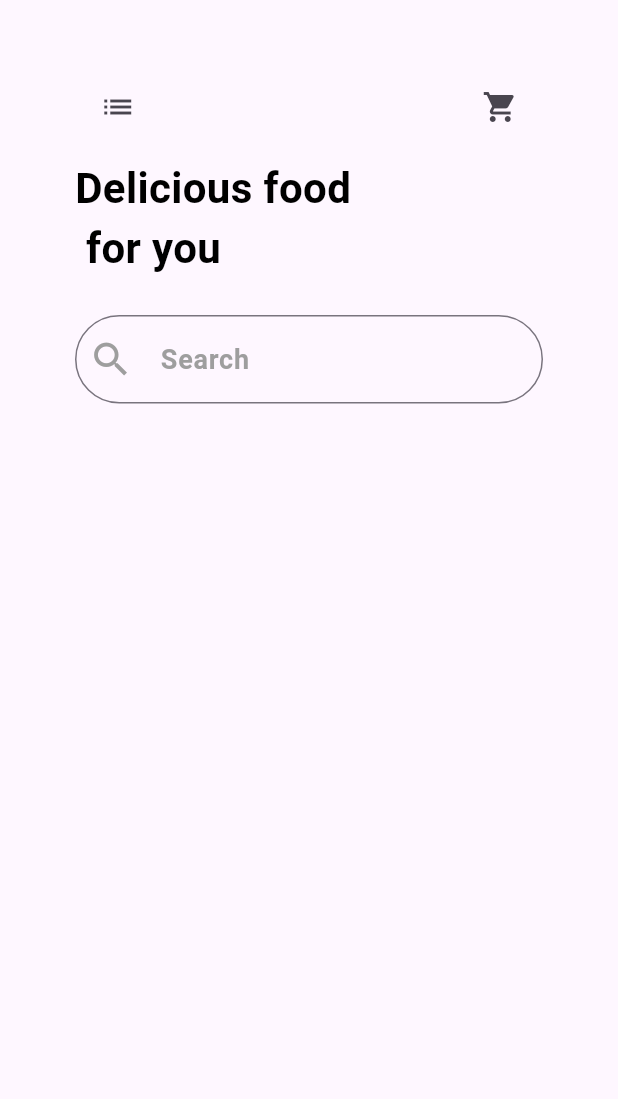
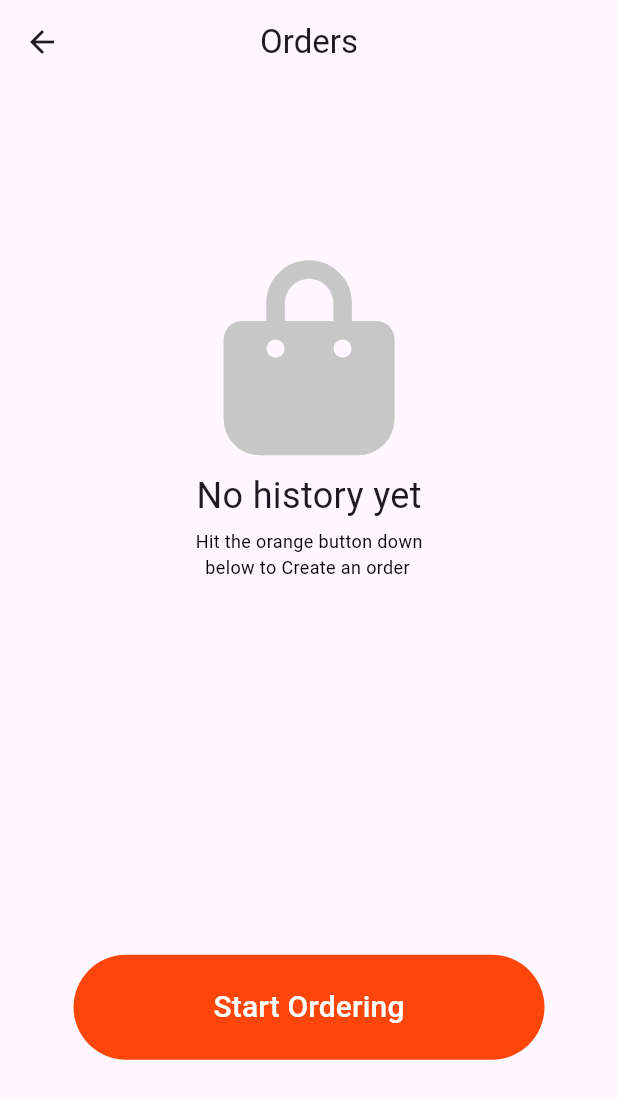
Before and after one commit to mahmoudabdalaty00/mobiles, a Flutter app: the MainScreen screen opened by its route, after a tap on the "shopping cart" icon, on a phone screen of 412 x 824 dp. Shown: the top 1099 px of the screen. Run offline on Flutter 3.47's test engine with Material 3 defaults, Android fonts, the phone set to English and light mode, and no system bars; our stand-ins replace font_awesome_flutter, go_router.

Commit message:
History screen & Orders Screen

```diff
--- a/lib/core/utils/app_route.dart
+++ b/lib/core/utils/app_route.dart
@@ -1,12 +1,15 @@
+import 'package:fruitsapp/features/history_layers/presentation/historyscreen.dart';
 import 'package:fruitsapp/features/layer2_log/layer2_login/log_in.dart';
 import 'package:fruitsapp/features/layer1-startedScreen/peresntation/views/statrt_page.dart';
 import 'package:fruitsapp/features/layer3_mainscreen/presentation/mainscreen3.dart';
+import 'package:fruitsapp/features/orders_layer/presentation/orders_screen.dart';
 import 'package:go_router/go_router.dart';
 
 abstract class AppRouter {
   static const kloginRoute = '/LoginScreen2';
   static const kMainScreen = '/MainScreen3';
-
+  static const kHistory = '/HistoryScreen';
+  static const kOrders = '/OrdersScreen';
   static final router = GoRouter(routes: [
     GoRoute(
       path: '/',
@@ -20,5 +23,13 @@ abstract class AppRouter {
       path: kMainScreen,
       builder: (context, state) => const MainScreen(),
     ),
+    GoRoute(
+      path: kHistory,
+      builder: (context, state) => const HistoryScreen(),
+    ),
+    GoRoute(
+      path: kOrders,
+      builder: (context, state) => const OrdersScreen(),
+    ),
   ]);
 }
--- /dev/null
+++ b/lib/features/history_layers/presentation/historyscreen.dart
@@ -0,0 +1,12 @@
+import 'package:flutter/material.dart';
+
+import 'package:fruitsapp/features/history_layers/presentation/historyscreenbody.dart';
+
+class HistoryScreen extends StatelessWidget {
+  const HistoryScreen({super.key});
+
+  @override
+  Widget build(BuildContext context) {
+    return const HistoryScreenBody();
+  }
+}
--- /dev/null
+++ b/lib/features/history_layers/presentation/historyscreenbody.dart
@@ -0,0 +1,67 @@
+import 'package:flutter/material.dart';
+import 'package:font_awesome_flutter/font_awesome_flutter.dart';
+import 'package:fruitsapp/core/utils/app_route.dart';
+import 'package:fruitsapp/features/widgets/HistoryWidgets/custombuutomhistiry.dart';
+
+class HistoryScreenBody extends StatelessWidget {
+  const HistoryScreenBody({super.key});
+
+  @override
+  Widget build(BuildContext context) {
+    return Scaffold(
+      appBar: AppBar(
+        centerTitle: true,
+        title: const Padding(
+          padding: EdgeInsets.symmetric(
+            vertical: 20,
+          ),
+          child: Text('History'),
+        ),
+      ),
+      body: const Column(
+        crossAxisAlignment: CrossAxisAlignment.center,
+        mainAxisAlignment: MainAxisAlignment.center,
+        children: [
+          Icon(
+            FontAwesomeIcons.tableList,
+            size: 120,
+            color: Color(0xFFC7C7C7),
+          ),
+          Align(
+            alignment: Alignment.center,
+            child: Text(
+              'No history yet',
+              style: TextStyle(
+                fontSize: 24,
+                fontWeight: FontWeight.w400,
+              ),
+            ),
+          ),
+          Align(
+            alignment: Alignment.center,
+            child: Text(
+              'Hit the orange button down\n  below to Create an order',
+              style: TextStyle(
+                fontSize: 12,
+                fontWeight: FontWeight.w400,
+                color: Color(
+                  0xFF000000,
+                ),
+              ),
+            ),
+          ),
+          SizedBox(
+            height: 100,
+          ),
+          Padding(
+            padding: EdgeInsets.only(top: 150),
+            child: CustomButtonHistory(
+              data: AppRouter.kHistory,
+              text: 'Start Ordering',
+            ),
+          ),
+        ],
+      ),
+    );
+  }
+}
--- /dev/null
+++ b/lib/features/layer3_mainscreen/presentation/item_screen.dart
@@ -0,0 +1,64 @@
+import 'package:flutter/material.dart';
+
+class ItemShow extends StatelessWidget {
+  const ItemShow({super.key});
+
+  @override
+  Widget build(BuildContext context) {
+    return Stack(
+      clipBehavior: Clip.none,
+      children: [
+        Container(
+          color: const Color(0xFFF2F2F2),
+          child: Column(
+            children: [
+              Container(
+                width: 250,
+                decoration: BoxDecoration(
+                  color: Colors.white,
+                  borderRadius: BorderRadius.circular(30),
+                ),
+                child: const Column(
+                  children: [
+                    SizedBox(
+                      height: 120,
+                    ),
+                    Text(
+                      '    Veggie \ntomato mix',
+                      style: TextStyle(
+                        fontSize: 20,
+                        fontWeight: FontWeight.w500,
+                      ),
+                    ),
+                    SizedBox(
+                      height: 30,
+                    ),
+                    Text(
+                      'Price',
+                      style: TextStyle(
+                        fontSize: 20,
+                        fontWeight: FontWeight.w400,
+                        color: Color(0xFFFA4A0C),
+                      ),
+                    ),
+                    SizedBox(
+                      height: 40,
+                    ),
+                  ],
+                ),
+              )
+            ],
+          ),
+        ),
+        const Positioned(
+          left: 55,
+          top: -50,
+          child: CircleAvatar(
+            radius: 70,
+            backgroundImage: AssetImage('assets/image/download.jpeg'),
+          ),
+        ),
+      ],
+    );
+  }
+}
--- a/lib/features/layer3_mainscreen/presentation/mainscreenbody.dart
+++ b/lib/features/layer3_mainscreen/presentation/mainscreenbody.dart
@@ -1,25 +1,31 @@
 import 'package:flutter/material.dart';
+import 'package:font_awesome_flutter/font_awesome_flutter.dart';
+import 'package:fruitsapp/core/utils/app_route.dart';
+import 'package:fruitsapp/features/layer3_mainscreen/presentation/item_screen.dart';
 import 'package:fruitsapp/features/widgets/mainscreen3/appbar.dart';
 import 'package:fruitsapp/features/widgets/mainscreen3/searchform.dart';
+import 'package:go_router/go_router.dart';
 
 class MainScreenBody extends StatelessWidget {
   const MainScreenBody({super.key});
 
   @override
   Widget build(BuildContext context) {
-    return const Padding(
-      padding: EdgeInsets.symmetric(
-        vertical: 47,
+    return ColoredBox(
+      color: const Color(0xFFF2F2F2),
+      child: Padding(
+        padding: const EdgeInsets.symmetric(
+          vertical: 50,
           horizontal: 50,
         ),
-      child: Column(
-        crossAxisAlignment: CrossAxisAlignment.start,
+        child: ListView(
+          padding: const EdgeInsets.all(0),
           children: [
-          AppBarmain(),
-          SizedBox(
-            height: 10,
+            const AppBarmain(),
+            const SizedBox(
+              height: 20,
             ),
-          Text(
+            const Text(
               'Delicious food\n for you',
               style: TextStyle(
                 color: Colors.black,
@@ -27,11 +33,71 @@ class MainScreenBody extends StatelessWidget {
                 fontWeight: FontWeight.bold,
               ),
             ),
+            const SizedBox(
+              height: 30,
+            ),
+            const SearchForm(),
+            const SizedBox(
+              height: 70,
+            ),
             SizedBox(
-            height: 25,
+              height: 360,
+              child: ListView.builder(
+                clipBehavior: Clip.none,
+                itemCount: 20,
+                scrollDirection: Axis.horizontal,
+                itemBuilder: ((context, index) {
+                  return const SizedBox(
+                    child: Padding(
+                      padding: EdgeInsets.symmetric(
+                        horizontal: 20,
                       ),
-          SearchForm(),
+                      child: ItemShow(),
+                    ),
+                  );
+                }),
+              ),
+            ),
+            const SizedBox(
+              height: 50,
+            ),
+            Row(
+              mainAxisAlignment: MainAxisAlignment.spaceBetween,
+              children: [
+                IconButton(
+                  onPressed: () {},
+                  icon: const Icon(
+                    FontAwesomeIcons.house,
+                    size: 25,
+                  ),
+                ),
+                IconButton(
+                  onPressed: () {},
+                  icon: const Icon(
+                    FontAwesomeIcons.heart,
+                    size: 25,
+                  ),
+                ),
+                IconButton(
+                  onPressed: () {},
+                  icon: const Icon(
+                    FontAwesomeIcons.user,
+                    size: 25,
+                  ),
+                ),
+                IconButton(
+                  onPressed: () {
+                    GoRouter.of(context).push(AppRouter.kHistory);
+                  },
+                  icon: const Icon(
+                    FontAwesomeIcons.clockRotateLeft,
+                    size: 25,
+                  ),
+                ),
               ],
+            )
+          ],
+        ),
       ),
     );
   }
--- /dev/null
+++ b/lib/features/orders_layer/presentation/orders_screen.dart
@@ -0,0 +1,11 @@
+import 'package:flutter/material.dart';
+import 'package:fruitsapp/features/orders_layer/presentation/orders_screen_body.dart';
+
+class OrdersScreen extends StatelessWidget {
+  const OrdersScreen({super.key});
+
+  @override
+  Widget build(BuildContext context) {
+    return const OrdersScreenBody();
+  }
+}
--- /dev/null
+++ b/lib/features/orders_layer/presentation/orders_screen_body.dart
@@ -0,0 +1,68 @@
+import 'package:flutter/material.dart';
+import 'package:font_awesome_flutter/font_awesome_flutter.dart';
+import 'package:fruitsapp/core/utils/app_route.dart';
+import 'package:fruitsapp/features/widgets/HistoryWidgets/custombuutomhistiry.dart';
+
+class OrdersScreenBody extends StatelessWidget {
+  const OrdersScreenBody({super.key});
+
+  @override
+  Widget build(BuildContext context) {
+    return Scaffold(
+      appBar: AppBar(
+        centerTitle: true,
+        title: const Text('Orders'),
+      ),
+      body: const Column(
+        crossAxisAlignment: CrossAxisAlignment.center,
+        mainAxisAlignment: MainAxisAlignment.center,
+        children: [
+          Icon(
+            FontAwesomeIcons.bagShopping,
+            size: 130,
+            color: Color(0xFFC7C7C7),
+          ),
+          SizedBox(
+            height: 10,
+          ),
+          Align(
+            alignment: Alignment.center,
+            child: Text(
+              'No history yet',
+              style: TextStyle(
+                fontSize: 24,
+                fontWeight: FontWeight.w400,
+              ),
+            ),
+          ),
+          SizedBox(
+            height: 5,
+          ),
+          Align(
+            alignment: Alignment.center,
+            child: Text(
+              'Hit the orange button down\n  below to Create an order',
+              style: TextStyle(
+                fontSize: 12,
+                fontWeight: FontWeight.w400,
+                color: Color(
+                  0xFF000000,
+                ),
+              ),
+            ),
+          ),
+          SizedBox(
+            height: 100,
+          ),
+          Padding(
+            padding: EdgeInsets.only(top: 150),
+            child: CustomButtonHistory(
+              data: AppRouter.kHistory,
+              text: 'Start Ordering',
+            ),
+          ),
+        ],
+      ),
+    );
+  }
+}
--- /dev/null
+++ b/lib/features/widgets/HistoryWidgets/custombuutomhistiry.dart
@@ -0,0 +1,35 @@
+import 'package:flutter/material.dart';
+import 'package:fruitsapp/core/utils/app_route.dart';
+
+import 'package:go_router/go_router.dart';
+
+class CustomButtonHistory extends StatelessWidget {
+  const CustomButtonHistory(
+      {super.key, required this.data, required this.text});
+  final String data;
+  final String text;
+  @override
+  Widget build(BuildContext context) {
+    return SizedBox(
+      height: 70,
+      width: 314,
+      child: TextButton(
+        style: TextButton.styleFrom(
+          backgroundColor: Color(0xffFF460A),
+        ),
+        onPressed: () {
+          GoRouter.of(context).push(
+            data,
+          );
+        },
+        child: Text(
+          text,
+          style: const TextStyle(
+            color: Colors.white,
+            fontSize: 20,
+          ),
+        ),
+      ),
+    );
+  }
+}
--- a/lib/features/widgets/mainscreen3/appbar.dart
+++ b/lib/features/widgets/mainscreen3/appbar.dart
@@ -1,4 +1,6 @@
 import 'package:flutter/material.dart';
+import 'package:fruitsapp/core/utils/app_route.dart';
+import 'package:go_router/go_router.dart';
 
 class AppBarmain extends StatelessWidget {
   const AppBarmain({super.key});
@@ -6,7 +8,9 @@ class AppBarmain extends StatelessWidget {
   @override
   Widget build(BuildContext context) {
     return Padding(
-      padding: const EdgeInsets.symmetric(horizontal: 4.5),
+      padding: const EdgeInsets.symmetric(
+        horizontal: 0,
+      ),
       child: Row(
         mainAxisAlignment: MainAxisAlignment.spaceBetween,
         children: [
@@ -15,7 +19,9 @@ class AppBarmain extends StatelessWidget {
             icon: const Icon(Icons.list),
           ),
           IconButton(
-            onPressed: () {},
+            onPressed: () {
+              GoRouter.of(context).push(AppRouter.kOrders);
+            },
             icon: const Icon(
               Icons.shopping_cart,
             ),
--- a/pubspec.yaml
+++ b/pubspec.yaml
@@ -31,6 +31,7 @@ dependencies:
   cupertino_icons: ^1.0.2
   flutter:
     sdk: flutter
+  font_awesome_flutter: ^10.6.0
   go_router: ^12.0.1
 
 dev_dependencies:
```
Also changed, not shown: assets/image/download.jpeg (added), assets/image/image 2.png (added), pubspec.lock. Lines whose indentation alone changed are shown as unchanged.
